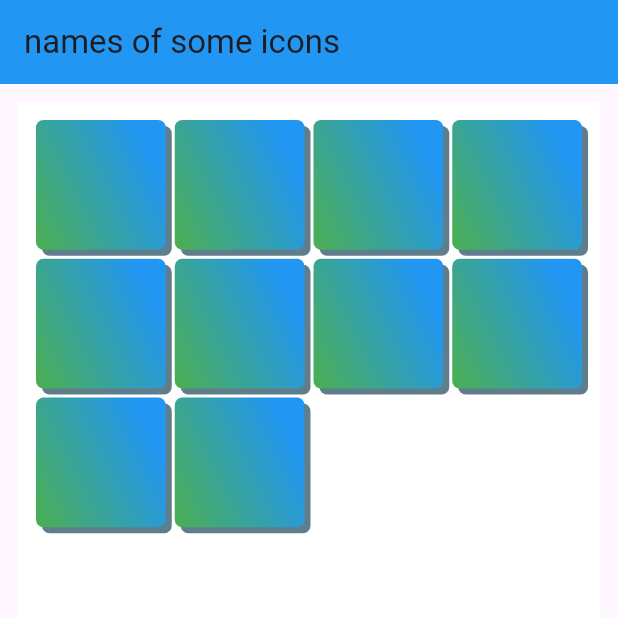
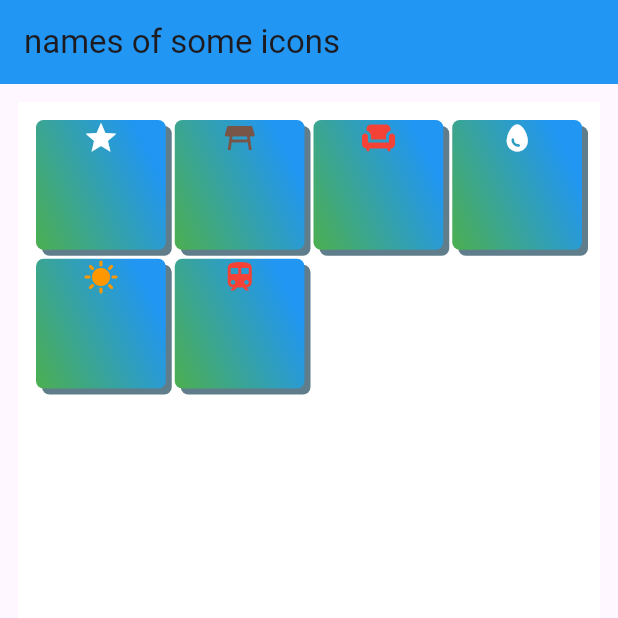
Before and after one commit to UniteacherDrRaed/example_gridview, a Flutter app: the screen it shows after launch, on a phone screen of 412 x 824 dp, the top half of it. Run offline on Flutter 3.47's test engine with Material 2 defaults, Android fonts, the light colour scheme and no system bars.

Commit message:
using icons in gridview

```diff
--- a/lib/listicon.dart
+++ b/lib/listicon.dart
@@ -7,5 +7,4 @@ const Icon(Icons.chair,color: Colors.red,),
 const Icon(Icons.egg,color: Colors.white,),
 const Icon(Icons.sunny,color: Colors.orange,),
 const Icon(Icons.train,color: Colors.red,),
-
 ];
--- a/lib/pagegridview.dart
+++ b/lib/pagegridview.dart
@@ -1,3 +1,4 @@
+import 'package:example_gridviewapp/listicon.dart';
 import 'package:flutter/material.dart';
 
 class PageGridViewapp extends StatefulWidget {
@@ -24,7 +25,7 @@ class _PageGridViewappState extends State<PageGridViewapp> {
           crossAxisCount: 4,
           mainAxisSpacing: 6,
           crossAxisSpacing: 6),
-          itemCount: 10,
+          itemCount: listicon.length,
         itemBuilder: ((context, index) =>
         Container(
           decoration:   BoxDecoration(
@@ -44,7 +45,11 @@ class _PageGridViewappState extends State<PageGridViewapp> {
             ]
          )
         ) ,
-
+        child: Column(
+          children: [
+           listicon[index],
+          ],
+        ),
         )
 
         ),
```
